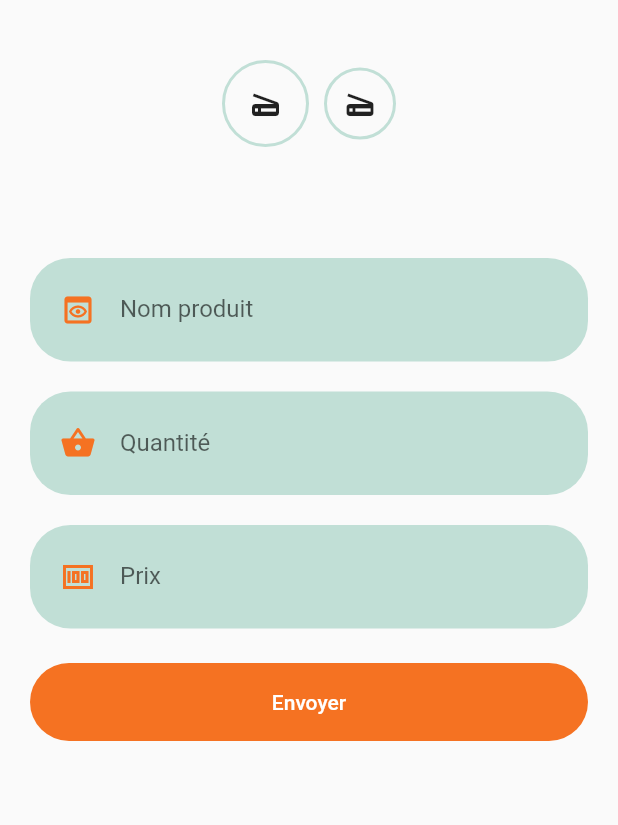
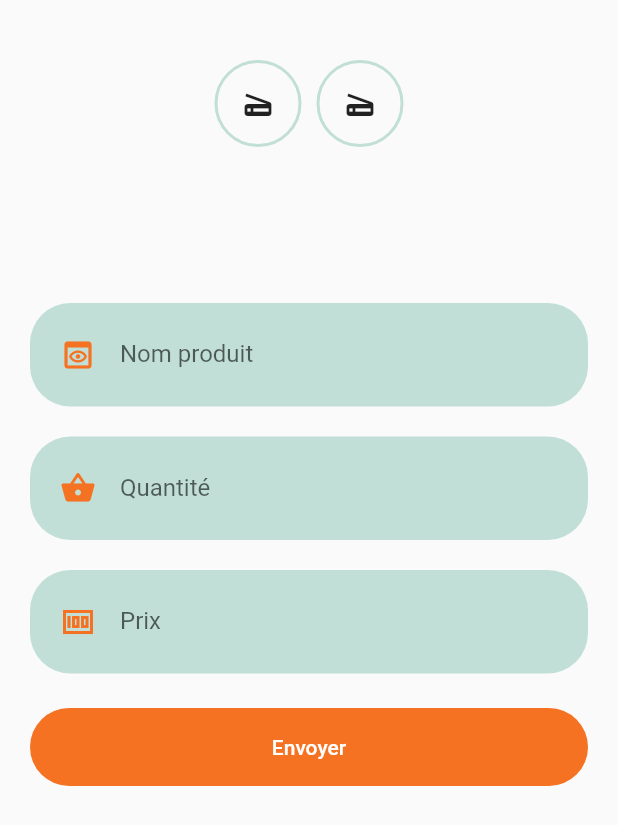
Before and after one commit to Assatou/soutenance, a Flutter app: the screen it shows after launch, on a phone screen of 412 x 824 dp. Shown: the top 825 px of the screen. Run offline on Flutter 3.47's test engine with Material 2 defaults, Android fonts, the phone set to English and light mode, and no system bars; our stand-ins replace fluttertoast, google_fonts, image_picker; missing offline and left inert: barcode_scan.

Commit message:
refont in progress

```diff
--- a/lib/scan.dart
+++ b/lib/scan.dart
@@ -101,7 +101,7 @@ class _ScanState extends State<Scan> {
                 onTap: () async {},
                 child: Container(
                   margin: EdgeInsets.symmetric(horizontal: 5),
-                  padding: EdgeInsets.all(10),
+                  padding: EdgeInsets.all(15),
                   decoration: BoxDecoration(
                     border: Border.all(
                       width: 2,
@@ -129,18 +129,15 @@ class _ScanState extends State<Scan> {
           //   padding: EdgeInsets.all(15.0),
           //   onPressed: () async {
           //     setState(() {
-          //       senddata();
           //     });
           //     SizedBox(
           //       height: 20,
           //     );
           //   },
           // ),
-          // SizedBox(
-          //   height: 20,
-          // ),
-
-          SizedBox(height: 10.0),
+          SizedBox(
+            height: 20,
+          ),
 
 //-----------------L'ID DU PRODUIT RECUPERER A PARTIR DU CODE QR ------------------------------
           Text(
@@ -149,6 +146,10 @@ class _ScanState extends State<Scan> {
               fontSize: 20.0,
             ),
             textAlign: TextAlign.center,
+          ),
+
+          SizedBox(
+            height: 20,
           ),
 
 //------------------QUANTITY-----------------------------------------
```
